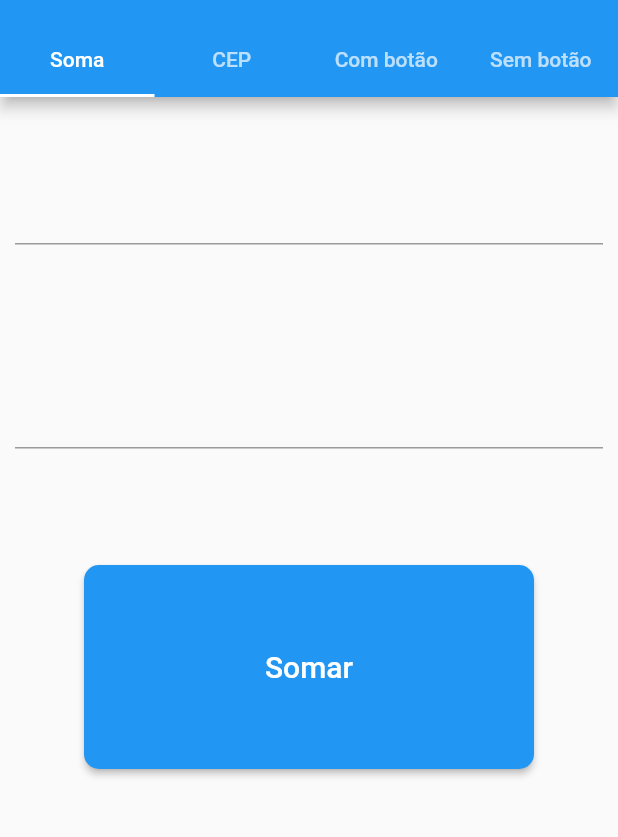
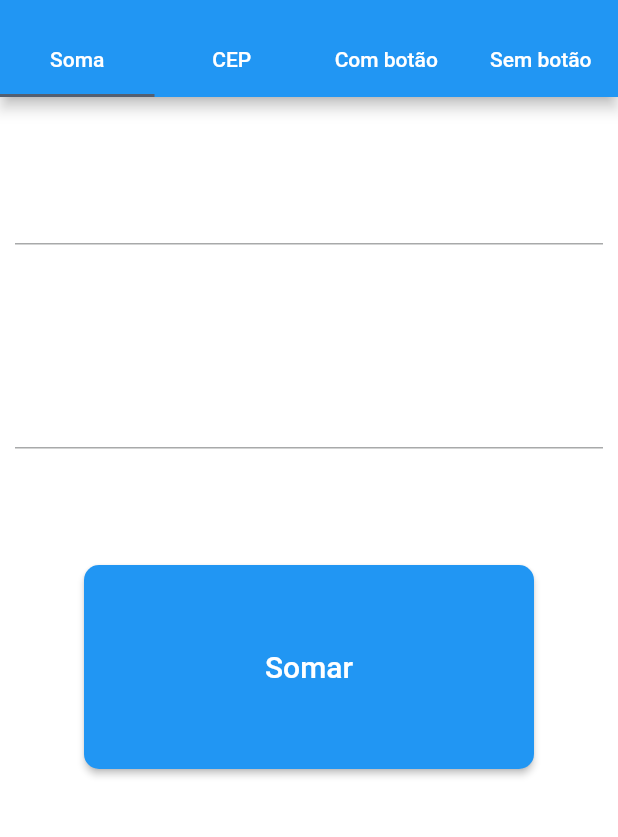
Before and after one commit to GiovanyFT/soma_web_service, a Flutter app: the screen it shows after launch, on a phone screen of 412 x 824 dp, the part 59-896 px from its top. Run offline on Flutter 3.47's test engine with Material 2 defaults, Android fonts, the light colour scheme and no system bars; missing offline and left inert: ftoast.

Commit message:
Acerto no esquema de Temas

```diff
--- a/lib/main.dart
+++ b/lib/main.dart
@@ -12,7 +12,48 @@ Widget build(BuildContext context) {
   return MaterialApp(
     debugShowCheckedModeBanner: false,
     theme: ThemeData(
-      primaryColor: Colors.blue,
+      // Definindo padrão para a AppBar
+      appBarTheme: AppBarTheme(
+        // Cor de fundo da AppBar
+          backgroundColor: Colors.blue,
+          // Cor do texto e ícones da AppBar
+          foregroundColor: Colors.white
+      ),
+      // Definindo padrão para o Drawer
+      drawerTheme: DrawerThemeData(
+        // Cor de fundo do Drawer
+        backgroundColor: Colors.white,
+      ),
+      // Definindo padrao para FloatingActionButton
+      floatingActionButtonTheme: FloatingActionButtonThemeData(
+        // Cor do texto do floatingActionButton
+        foregroundColor: Colors.white,
+        // Cor de fundo do floatingActionButton
+        backgroundColor: Colors.green,
+        // Botão circular
+        shape: CircleBorder(),
+      ),
+      // Definindo padrão para ElevatedButton
+      elevatedButtonTheme: ElevatedButtonThemeData(
+          style: ButtonStyle(
+            backgroundColor: MaterialStatePropertyAll<Color>(Colors.green),
+          )
+      ),
+      // Definindo padrào para TabBar
+      tabBarTheme: TabBarTheme(
+        // Cor da Tab selecionada
+          labelColor: Colors.white,
+          // Cor de Tab não selecionada
+          unselectedLabelColor: Colors.white
+      ),
+      colorScheme: ColorScheme.fromSeed(
+        seedColor: Colors.blue,
+        primary: Colors.blue,
+      ),
+      // Define o tema para claro ou escuro
+      brightness: Brightness.light,
+      // Define a cor de fundo padrão para Containers
+      scaffoldBackgroundColor: Colors.white,
     ),
     home: HomePage(),
   );
```
